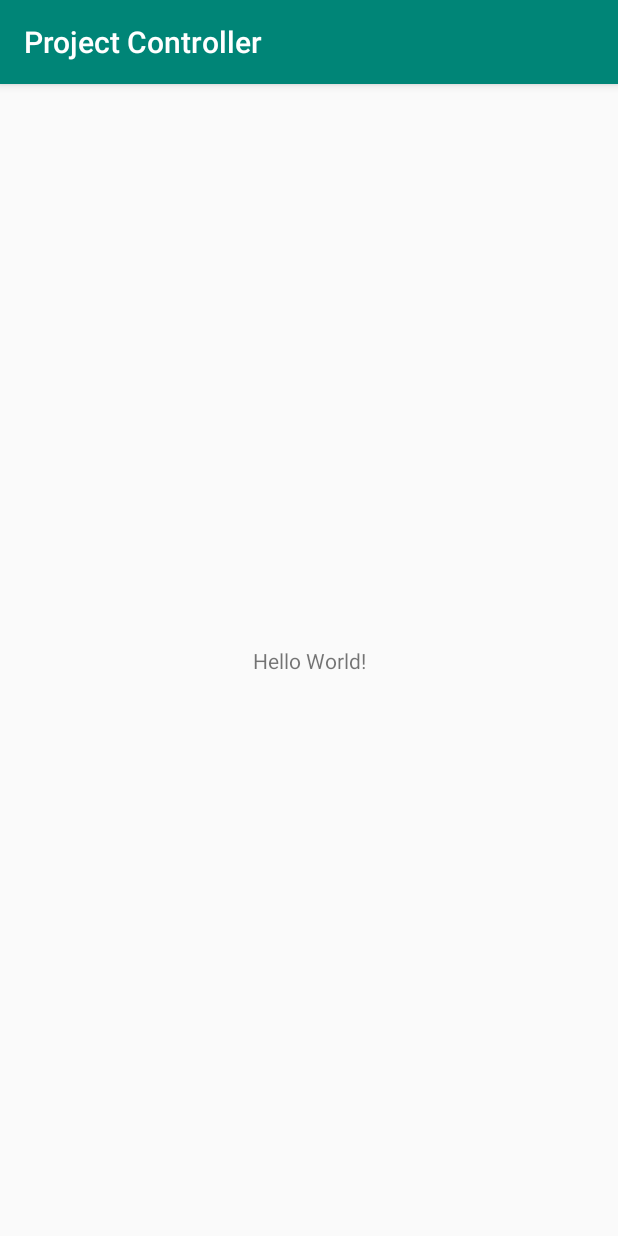
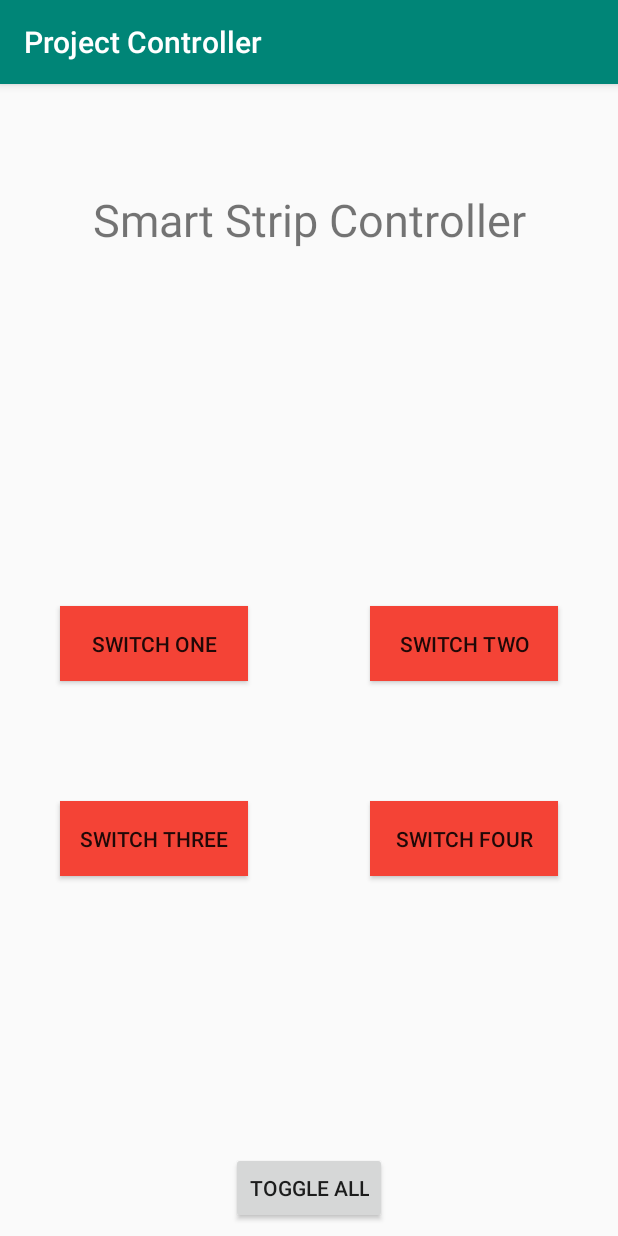
Before and after one commit to realshaunoneill/Smart-Strip-Project-App, an Android app: the screen it shows after launch (MainActivity), on a phone screen of 412 x 824 dp. Run offline under Robolectric (Android 15) with nearby library versions, the phone set to English and light mode, and no system bars.

Commit message:
Initial stuff

```diff
--- a/app/src/main/java/com/shaunoneill/projectcontroller/MainActivity.java
+++ b/app/src/main/java/com/shaunoneill/projectcontroller/MainActivity.java
@@ -1,13 +1,77 @@
 package com.shaunoneill.projectcontroller;
 
+import android.graphics.Color;
 import android.support.v7.app.AppCompatActivity;
 import android.os.Bundle;
+import android.view.View;
+import android.widget.Button;
 
 public class MainActivity extends AppCompatActivity {
+
+    boolean state1, state2, state3, state4;
+    Button switch1, switch2, switch3, switch4;
 
     @Override
     protected void onCreate(Bundle savedInstanceState) {
         super.onCreate(savedInstanceState);
         setContentView(R.layout.activity_main);
+
+        switch1 = (Button) findViewById(R.id.switch1);
+        switch2 = (Button) findViewById(R.id.switch2);
+        switch3 = (Button) findViewById(R.id.switch3);
+        switch4 = (Button) findViewById(R.id.switch4);
+
+        fetchStateColors();
+    }
+
+    public void clickSwitch (View view) {
+        toggleState(view);
+        fetchStateColors();
+    }
+
+    /**
+     * Sets the color and default state variables
+     */
+    public void fetchStateColors() {
+        if (state1) {
+            switch1.setBackgroundColor(Color.parseColor("#4CAF50"));
+        }else {
+            switch1.setBackgroundColor(Color.parseColor("#F44336")); // False
+        }
+
+        if (state2) {
+            switch2.setBackgroundColor(Color.parseColor("#4CAF50"));
+        }else {
+            switch2.setBackgroundColor(Color.parseColor("#F44336")); // False
+        }
+
+        if (state3) {
+            switch3.setBackgroundColor(Color.parseColor("#4CAF50"));
+        }else {
+            switch3.setBackgroundColor(Color.parseColor("#F44336")); // False
+        }
+
+        if (state4) {
+            switch4.setBackgroundColor(Color.parseColor("#4CAF50"));
+        }else {
+            switch4.setBackgroundColor(Color.parseColor("#F44336")); // False
+        }
+    }
+
+    /**
+     * Change the state of a button
+     * @param button
+     * @return
+     */
+    public void toggleState(View button){
+        if (button.getId() == R.id.switch1) {
+            state1 = !state1; // Toggle state
+        }else if (button.getId() == R.id.switch2) {
+            state2 = !state2; // Toggle state
+        }else if (button.getId() == R.id.switch3) {
+            state3 = !state3; // Toggle state
+        }else if (button.getId() == R.id.switch4) {
+            state4 = !state4; // Toggle state
+        }
     }
 }
--- a/app/src/main/res/layout/activity_main.xml
+++ b/app/src/main/res/layout/activity_main.xml
@@ -9,10 +9,69 @@
     <TextView
         android:layout_width="wrap_content"
         android:layout_height="wrap_content"
-        android:text="Hello World!"
-        app:layout_constraintBottom_toBottomOf="parent"
-        app:layout_constraintLeft_toLeftOf="parent"
-        app:layout_constraintRight_toRightOf="parent"
+        android:layout_marginStart="61dp"
+        android:layout_marginTop="70dp"
+        android:layout_marginEnd="61dp"
+        android:text="Smart Strip Controller"
+        android:textSize="30sp"
+        app:layout_constraintEnd_toEndOf="parent"
+        app:layout_constraintStart_toStartOf="parent"
         app:layout_constraintTop_toTopOf="parent" />
 
+    <Button
+        android:id="@+id/switch1"
+        android:layout_width="125dp"
+        android:layout_height="50dp"
+        android:layout_marginStart="40dp"
+        android:layout_marginBottom="80dp"
+        android:onClick="clickSwitch"
+        android:text="Switch One"
+        app:layout_constraintBottom_toTopOf="@+id/switch3"
+        app:layout_constraintStart_toStartOf="parent" />
+
+    <Button
+        android:id="@+id/switch3"
+        android:layout_width="125dp"
+        android:layout_height="50dp"
+        android:layout_marginStart="40dp"
+        android:layout_marginBottom="240dp"
+        android:onClick="clickSwitch"
+        android:text="Switch Three"
+        app:layout_constraintBottom_toBottomOf="parent"
+        app:layout_constraintStart_toStartOf="parent" />
+
+    <Button
+        android:id="@+id/switch2"
+        android:layout_width="125dp"
+        android:layout_height="50dp"
+        android:layout_marginEnd="40dp"
+        android:layout_marginBottom="80dp"
+        android:onClick="clickSwitch"
+        android:text="Switch Two"
+        app:layout_constraintBottom_toTopOf="@+id/switch4"
+        app:layout_constraintEnd_toEndOf="parent" />
+
+    <Button
+        android:id="@+id/switch4"
+        android:layout_width="125dp"
+        android:layout_height="50dp"
+        android:layout_marginEnd="40dp"
+        android:layout_marginBottom="240dp"
+        android:onClick="clickSwitch"
+        android:text="Switch Four"
+        app:layout_constraintBottom_toBottomOf="parent"
+        app:layout_constraintEnd_toEndOf="parent" />
+
+    <Button
+        android:id="@+id/button5"
+        android:layout_width="wrap_content"
+        android:layout_height="wrap_content"
+        android:layout_marginStart="162dp"
+        android:layout_marginEnd="162dp"
+        android:layout_marginBottom="8dp"
+        android:text="Toggle All"
+        app:layout_constraintBottom_toBottomOf="parent"
+        app:layout_constraintEnd_toEndOf="parent"
+        app:layout_constraintStart_toStartOf="parent" />
+
 </android.support.constraint.ConstraintLayout>
```
